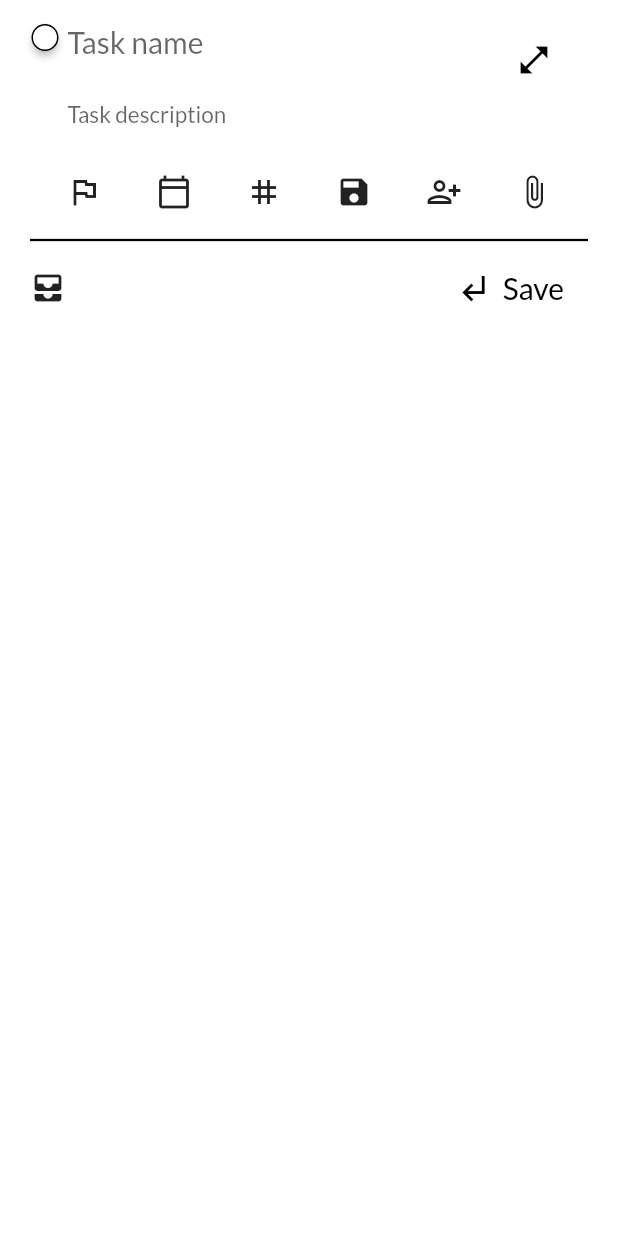
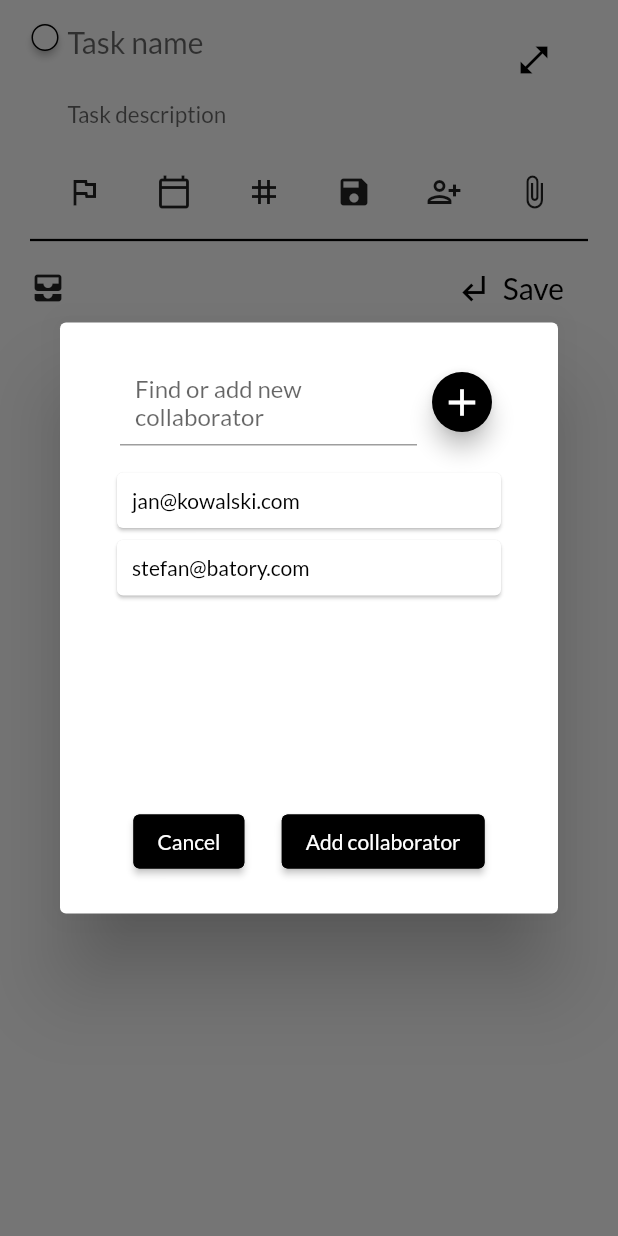
Before and after one commit to BartoszRudnik/ProductiveAppFrontend, a Flutter app: the NewTask widget shown alone on an empty page, opened directly with empty values, after a tap on the "person add alt 1" icon, on a phone screen of 412 x 824 dp. Run offline on Flutter 3.47's test engine with Material 2 defaults, Android fonts, the phone set to English and light mode, and no system bars; our stand-ins replace shared_preferences; missing offline and left inert: global_configuration; accounts and stored records are empty.

Commit message:
dodanie widgetu odpowiedzialnego za wybor osoby, ktorej zdelegowane zostanie zadanie

```diff
--- /dev/null
+++ b/lib/task_page/models/collaborator.dart
@@ -0,0 +1,11 @@
+import 'package:flutter/material.dart';
+
+class Collaborator {
+  String email;
+  bool isSelected;
+
+  Collaborator({
+    @required this.email,
+    this.isSelected,
+  });
+}
--- /dev/null
+++ b/lib/task_page/providers/delegate_provider.dart
@@ -0,0 +1,59 @@
+import 'dart:convert';
+
+import 'package:flutter/cupertino.dart';
+import 'package:global_configuration/global_configuration.dart';
+import 'package:http/http.dart' as http;
+import 'package:productive_app/task_page/models/collaborator.dart';
+
+class DelegateProvider with ChangeNotifier {
+  List<Collaborator> collaborators = [
+    Collaborator(
+      email: 'jan@kowalski.com',
+      isSelected: false,
+    ),
+    Collaborator(
+      email: 'stefan@batory.com',
+      isSelected: false,
+    ),
+  ];
+  final userToken;
+  final userEmail;
+
+  String _serverUrl = GlobalConfiguration().getValue("serverUrl");
+
+  DelegateProvider({
+    //@required this.collaborators,
+    @required this.userEmail,
+    @required this.userToken,
+  });
+
+  List<Collaborator> get collaboratorsList {
+    return [...this.collaborators];
+  }
+
+  Future<void> getCollaborators() async {
+    final requestUrl = this._serverUrl + 'delegate/getCollaborators';
+
+    List<Collaborator> loadedCollaborators;
+
+    try {
+      final response = await http.get(requestUrl);
+
+      final responseBody = json.decode(utf8.decode(response.bodyBytes));
+
+      for (var element in responseBody) {
+        loadedCollaborators.add(element);
+      }
+
+      this.collaborators = loadedCollaborators;
+      notifyListeners();
+    } catch (error) {
+      print(error);
+      throw (error);
+    }
+  }
+
+  Future<void> addCollaborator(String collaboratorEmail) async {
+    final requestUrl = this._serverUrl + '/delegate/addCollaborator';
+  }
+}
--- /dev/null
+++ b/lib/task_page/widgets/delegate_dialog.dart
@@ -0,0 +1,158 @@
+import 'package:flutter/material.dart';
+import 'package:productive_app/task_page/models/collaborator.dart';
+import 'package:productive_app/task_page/providers/delegate_provider.dart';
+import 'package:provider/provider.dart';
+
+class DelegateDialog extends StatelessWidget {
+  final _collaboratorKey = GlobalKey<FormState>();
+
+  String _choosenCollaborator;
+
+  @override
+  Widget build(BuildContext context) {
+    List<Collaborator> collaborators = Provider.of<DelegateProvider>(context, listen: false).collaboratorsList;
+    List<Collaborator> filteredCollaborators = List<Collaborator>.from(collaborators);
+
+    return StatefulBuilder(
+      builder: (context, setState) {
+        return AlertDialog(
+          content: Container(
+            height: 350,
+            width: 350,
+            child: Column(
+              mainAxisSize: MainAxisSize.min,
+              children: <Widget>[
+                ListTile(
+                  horizontalTitleGap: 6,
+                  title: Form(
+                    key: this._collaboratorKey,
+                    child: TextFormField(
+                      onChanged: (value) {
+                        setState(() {
+                          filteredCollaborators = collaborators.where((element) => element.email.toLowerCase().contains(value.toLowerCase())).toList();
+                        });
+                      },
+                      validator: (value) {
+                        if (value.isEmpty) {
+                          return 'collaborator email cannot be empty';
+                        }
+                        return null;
+                      },
+                      onSaved: (value) {
+                        setState(() {
+                          final alreadyExists = collaborators.where((element) => element.email == value);
+                          if (alreadyExists.isEmpty) {
+                            //Provider.of<DelegateProvider>(context, listen: false).addCollaborator(value);
+                            collaborators.insert(
+                              0,
+                              Collaborator(
+                                email: value,
+                                isSelected: false,
+                              ),
+                            );
+                          }
+                        });
+                      },
+                      maxLines: null,
+                      decoration: InputDecoration(
+                        contentPadding: EdgeInsets.all(10),
+                        hintText: 'Find or add new collaborator',
+                      ),
+                    ),
+                  ),
+                  trailing: FloatingActionButton(
+                    mini: true,
+                    child: Icon(
+                      Icons.add,
+                      color: Theme.of(context).accentColor,
+                      size: 30,
+                    ),
+                    onPressed: () {
+                      final isValid = this._collaboratorKey.currentState.validate();
+                      if (isValid) {
+                        this._collaboratorKey.currentState.save();
+                        this._collaboratorKey.currentState.reset();
+                        filteredCollaborators = collaborators;
+                      }
+                    },
+                    backgroundColor: Theme.of(context).primaryColor,
+                  ),
+                ),
+                Expanded(
+                  child: ListView.builder(
+                    padding: EdgeInsets.all(10),
+                    itemCount: filteredCollaborators.length,
+                    itemBuilder: (ctx, collaboratorIndex) {
+                      return GestureDetector(
+                        onTap: () {
+                          setState(() {
+                            filteredCollaborators.forEach((element) {
+                              if (element.isSelected) {
+                                element.isSelected = false;
+                              }
+                            });
+                            filteredCollaborators[collaboratorIndex].isSelected = true;
+                            this._choosenCollaborator = filteredCollaborators[collaboratorIndex].email;
+                          });
+                        },
+                        child: Card(
+                          color: filteredCollaborators[collaboratorIndex].isSelected ? Theme.of(context).primaryColor : Theme.of(context).accentColor,
+                          child: Padding(
+                            padding: EdgeInsets.all(10),
+                            child: Text(
+                              filteredCollaborators[collaboratorIndex].email,
+                              style: TextStyle(
+                                color: filteredCollaborators[collaboratorIndex].isSelected ? Theme.of(context).accentColor : Theme.of(context).primaryColor,
+                              ),
+                            ),
+                          ),
+                        ),
+                      );
+                    },
+                  ),
+                ),
+                Row(
+                  mainAxisAlignment: MainAxisAlignment.spaceEvenly,
+                  children: [
+                    ElevatedButton(
+                      style: ElevatedButton.styleFrom(
+                        primary: Theme.of(context).primaryColor,
+                        side: BorderSide(color: Theme.of(context).primaryColor),
+                      ),
+                      onPressed: () {
+                        Navigator.of(context).pop('');
+                      },
+                      child: Text(
+                        'Cancel',
+                        style: TextStyle(
+                          fontSize: 14,
+                          color: Theme.of(context).accentColor,
+                        ),
+                      ),
+                    ),
+                    ElevatedButton(
+                      style: ElevatedButton.styleFrom(
+                        primary: Theme.of(context).primaryColor,
+                        side: BorderSide(color: Theme.of(context).primaryColor),
+                      ),
+                      onPressed: () {
+                        Navigator.of(context).pop(this._choosenCollaborator);
+                      },
+                      child: Text(
+                        'Add collaborator',
+                        style: TextStyle(
+                          fontSize: 14,
+                          color: Theme.of(context).accentColor,
+                        ),
+                      ),
+                    ),
+                  ],
+                ),
+              ],
+            ),
+          ),
+        );
+      },
+    );
+  }
+}
--- a/lib/task_page/widgets/new_task.dart
+++ b/lib/task_page/widgets/new_task.dart
@@ -1,6 +1,6 @@
 import 'package:flutter/material.dart';
-import 'package:productive_app/shared/dialogs.dart';
 import 'package:provider/provider.dart';
+
 import '../../shared/dialogs.dart';
 import '../models/tag.dart';
 import '../models/task.dart';
@@ -10,6 +10,7 @@ import 'full_screen_button.dart';
 import 'is_done_button.dart';
 import 'new_task_tags.dart';
 import 'task_date.dart';
+import 'task_delegate.dart';
 import 'task_description.dart';
 import 'task_localization.dart';
 import 'task_priority.dart';
@@ -34,6 +35,7 @@ class _NewTaskState extends State<NewTask> {
 
   List<Tag> _finalTags = [];
 
+  String _delegatedEmail = '';
   String _localization;
   String _priority = 'NORMAL';
   String _taskName = '';
@@ -56,6 +58,10 @@ class _NewTaskState extends State<NewTask> {
     this._endDate = endDate;
     this._startTime = startTime;
     this._endTime = endTime;
+  }
+
+  void setDelegatedEmail(String value) {
+    this._delegatedEmail = value;
   }
 
   void changeIsDone() {
@@ -131,6 +137,8 @@ class _NewTaskState extends State<NewTask> {
       localization: this._localization,
       position: null,
     );
+
+    print(this._delegatedEmail);
 
     try {
       await Provider.of<TaskProvider>(context, listen: false).addTask(newTask);
@@ -209,11 +217,8 @@ class _NewTaskState extends State<NewTask> {
                             icon: Icon(Icons.save),
                             onPressed: () {},
                           ),
-                          IconButton(
-                            icon: Icon(
-                              Icons.person_add_alt_1_outlined,
-                            ),
-                            onPressed: () {},
+                          TaskDelegate(
+                            setDelegatedEmail: this.setDelegatedEmail,
                           ),
                           IconButton(
                             icon: Icon(Icons.attach_file_outlined),
--- /dev/null
+++ b/lib/task_page/widgets/task_delegate.dart
@@ -0,0 +1,31 @@
+import 'package:flutter/material.dart';
+
+import 'delegate_dialog.dart';
+
+class TaskDelegate extends StatelessWidget {
+  Function setDelegatedEmail;
+
+  TaskDelegate({
+    @required this.setDelegatedEmail,
+  });
+
+  String collaboratorEmail;
+
+  @override
+  Widget build(BuildContext context) {
+    return IconButton(
+      icon: Icon(
+        Icons.person_add_alt_1_outlined,
+      ),
+      onPressed: () async {
+        collaboratorEmail = await showDialog(
+          context: context,
+          builder: (context) {
+            return DelegateDialog();
+          },
+        );
+        this.setDelegatedEmail(collaboratorEmail);
+      },
+    );
+  }
+}
```
Also changed, not shown: lib/main.dart (+10 -1 lines), lib/task_page/task_screens/task_details_screen.dart (+22 -7 lines), lib/task_page/widgets/new_task_tags.dart (+6 -9 lines), lib/task_page/widgets/tags_dialog.dart (+15 -27 lines).
